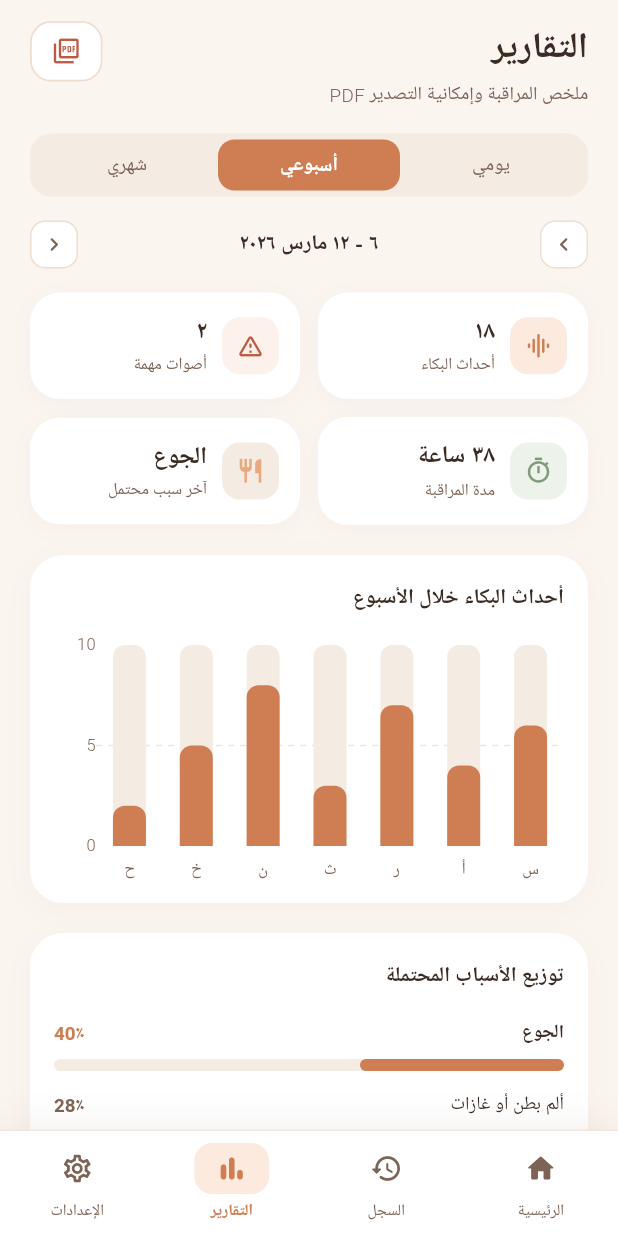
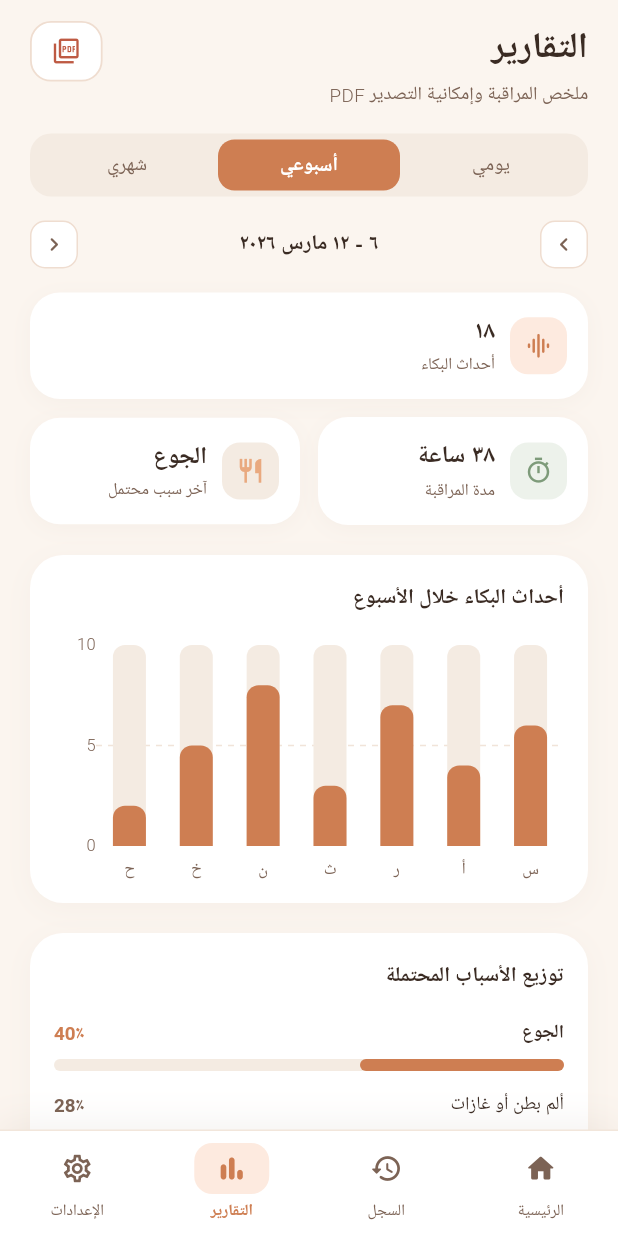
Before and after one commit to Razan445/2026-GP1-Group10-Mahd, a Flutter app: the HomeScreen screen opened by its route, item 2 of the bottom bar chosen, on a phone screen of 412 x 824 dp. Run offline on Flutter 3.47's test engine with Material 3 defaults, Android fonts, the light colour scheme and no system bars; our stand-ins replace google_fonts; Roboto replaces fonts that are missing (Ibm Plex Sans Arabic).

Commit message:
feat: enhance Reports screen with daily, weekly, and monthly stats

```diff
--- a/mobile-client/lib/screens/reports/reports_screen.dart
+++ b/mobile-client/lib/screens/reports/reports_screen.dart
@@ -23,6 +23,13 @@ class _CauseStat {
 // ──────────────────────────────────────────────
 //  Mock data  🔧  Replace with real API data
 // ──────────────────────────────────────────────
+
+/// Daily: single bar showing today's events
+const _dailyStats = [
+  _DayStat(dayLabel: 'اليوم', count: 4),
+];
+
+/// Weekly: one bar per day (Sun → Sat)
 const _weeklyStats = [
   _DayStat(dayLabel: 'ح', count: 2),
   _DayStat(dayLabel: 'خ', count: 5),
@@ -31,6 +38,14 @@ const _weeklyStats = [
   _DayStat(dayLabel: 'ر', count: 7),
   _DayStat(dayLabel: 'أ', count: 4),
   _DayStat(dayLabel: 'س', count: 6),
+];
+
+/// Monthly: one bar per week
+const _monthlyStats = [
+  _DayStat(dayLabel: 'أ١', count: 12),
+  _DayStat(dayLabel: 'أ٢', count: 18),
+  _DayStat(dayLabel: 'أ٣', count: 9),
+  _DayStat(dayLabel: 'أ٤', count: 15),
 ];
 
 const _causeStats = [
@@ -287,7 +302,7 @@ class _ArrowBtn extends StatelessWidget {
 }
 
 // ──────────────────────────────────────────────
-//  Summary tiles (2×2 grid)
+//  Summary tiles
 // ──────────────────────────────────────────────
 class _SummaryTiles extends StatelessWidget {
   const _SummaryTiles();
@@ -296,26 +311,17 @@ class _SummaryTiles extends StatelessWidget {
   Widget build(BuildContext context) {
     return Column(
       children: [
-        Row(
-          children: [
+        // ── Full-width crying events tile ─────────────────────────
         _SummaryTile(
           label: 'أحداث البكاء',
           value: '١٨',
           icon: Icons.graphic_eq_rounded,
           iconBg: AppColors.iconBg,
           iconColor: AppColors.primary,
-            ),
-            const SizedBox(width: 12),
-            _SummaryTile(
-              label: 'أصوات مهمة',
-              value: '٢',
-              icon: Icons.warning_amber_rounded,
-              iconBg: AppColors.alertBg,
-              iconColor: AppColors.alert,
-            ),
-          ],
+          fullWidth: true,
         ),
         const SizedBox(height: 12),
+        // ── Two-column row ────────────────────────────────────────
         Row(
           children: [
             _SummaryTile(
@@ -347,6 +353,7 @@ class _SummaryTile extends StatelessWidget {
     required this.icon,
     required this.iconBg,
     required this.iconColor,
+    this.fullWidth = false,
   });
 
   final String label;
@@ -355,10 +362,14 @@ class _SummaryTile extends StatelessWidget {
   final Color iconBg;
   final Color iconColor;
 
+  /// When true, the tile fills available width without Expanded
+  /// (use outside a Row to span the full width).
+  final bool fullWidth;
+
   @override
   Widget build(BuildContext context) {
-    return Expanded(
-      child: Container(
+    final card = Container(
+      width: fullWidth ? double.infinity : null,
       padding: const EdgeInsets.symmetric(horizontal: 14, vertical: 14),
       decoration: BoxDecoration(
         color: AppColors.cardSurface,
@@ -406,8 +417,9 @@ class _SummaryTile extends StatelessWidget {
           ),
         ],
       ),
-      ),
     );
+
+    return fullWidth ? card : Expanded(child: card);
   }
 }
 
@@ -425,8 +437,37 @@ class _CryingBarChartCard extends StatelessWidget {
   final int touchedIndex;
   final ValueChanged<int> onBarTouched;
 
+  /// Returns the correct dataset for the active period
+  List<_DayStat> get _stats {
+    switch (period) {
+      case _ReportPeriod.daily:
+        return _dailyStats;
+      case _ReportPeriod.weekly:
+        return _weeklyStats;
+      case _ReportPeriod.monthly:
+        return _monthlyStats;
+    }
+  }
+
+  /// Chart title that reflects the active period
+  String get _chartTitle {
+    switch (period) {
+      case _ReportPeriod.daily:
+        return 'أحداث البكاء اليوم';
+      case _ReportPeriod.weekly:
+        return 'أحداث البكاء خلال الأسبوع';
+      case _ReportPeriod.monthly:
+        return 'أحداث البكاء خلال الشهر';
+    }
+  }
+
   @override
   Widget build(BuildContext context) {
+    final stats = _stats;
+    final maxCount = stats.map((e) => e.count).reduce((a, b) => a > b ? a : b);
+    // Round up to the next multiple of 5 for a clean Y-axis
+    final maxY = ((maxCount / 5).ceil() * 5).toDouble().clamp(5, 200).toDouble();
+
     return Container(
       padding: const EdgeInsets.fromLTRB(16, 18, 16, 12),
       decoration: BoxDecoration(
@@ -444,7 +485,7 @@ class _CryingBarChartCard extends StatelessWidget {
         crossAxisAlignment: CrossAxisAlignment.stretch,
         children: [
           Text(
-            'أحداث البكاء خلال الأسبوع',
+            _chartTitle,
             style: AppTextStyles.cardTitle.copyWith(
               fontWeight: FontWeight.w600,
               fontSize: 14,
@@ -456,7 +497,7 @@ class _CryingBarChartCard extends StatelessWidget {
             child: BarChart(
               BarChartData(
                 alignment: BarChartAlignment.spaceAround,
-                maxY: 10,
+                maxY: maxY,
                 barTouchData: BarTouchData(
                   touchTooltipData: BarTouchTooltipData(
                     getTooltipColor: (_) => AppColors.darkSurface,
@@ -487,13 +528,13 @@ class _CryingBarChartCard extends StatelessWidget {
                       showTitles: true,
                       getTitlesWidget: (value, meta) {
                         final i = value.toInt();
-                        if (i < 0 || i >= _weeklyStats.length) {
+                        if (i < 0 || i >= stats.length) {
                           return const SizedBox.shrink();
                         }
                         return Padding(
                           padding: const EdgeInsets.only(top: 6),
                           child: Text(
-                            _weeklyStats[i].dayLabel,
+                            stats[i].dayLabel,
                             style: AppTextStyles.helperText.copyWith(
                               fontSize: 11,
                               color: AppColors.textSecondary,
@@ -507,10 +548,12 @@ class _CryingBarChartCard extends StatelessWidget {
                   leftTitles: AxisTitles(
                     sideTitles: SideTitles(
                       showTitles: true,
-                      interval: 5,
+                      interval: maxY / 2,
                       reservedSize: 28,
                       getTitlesWidget: (value, meta) {
-                        if (value == 0 || value == 5 || value == 10) {
+                        if (value == 0 ||
+                            value == maxY / 2 ||
+                            value == maxY) {
                           return Text(
                             '${value.toInt()}',
                             style: AppTextStyles.helperText.copyWith(
@@ -533,15 +576,15 @@ class _CryingBarChartCard extends StatelessWidget {
                 gridData: FlGridData(
                   show: true,
                   drawVerticalLine: false,
-                  horizontalInterval: 5,
-                  getDrawingHorizontalLine: (value) => FlLine(
+                  horizontalInterval: maxY / 2,
+                  getDrawingHorizontalLine: (value) => const FlLine(
                     color: AppColors.borderLight,
                     strokeWidth: 1,
                     dashArray: [4, 4],
                   ),
                 ),
                 borderData: FlBorderData(show: false),
-                barGroups: _weeklyStats.asMap().entries.map((entry) {
+                barGroups: stats.asMap().entries.map((entry) {
                   final i = entry.key;
                   final stat = entry.value;
                   final isTouched = i == touchedIndex;
@@ -554,13 +597,13 @@ class _CryingBarChartCard extends StatelessWidget {
                         color: isTouched
                             ? AppColors.primaryDark
                             : AppColors.primary,
-                        width: 22,
+                        width: period == _ReportPeriod.daily ? 48 : 22,
                         borderRadius: const BorderRadius.vertical(
                           top: Radius.circular(8),
                         ),
                         backDrawRodData: BackgroundBarChartRodData(
                           show: true,
-                          toY: 10,
+                          toY: maxY,
                           color: AppColors.backgroundBeige,
                         ),
                       ),
```
Lines whose indentation alone changed are shown as unchanged.
